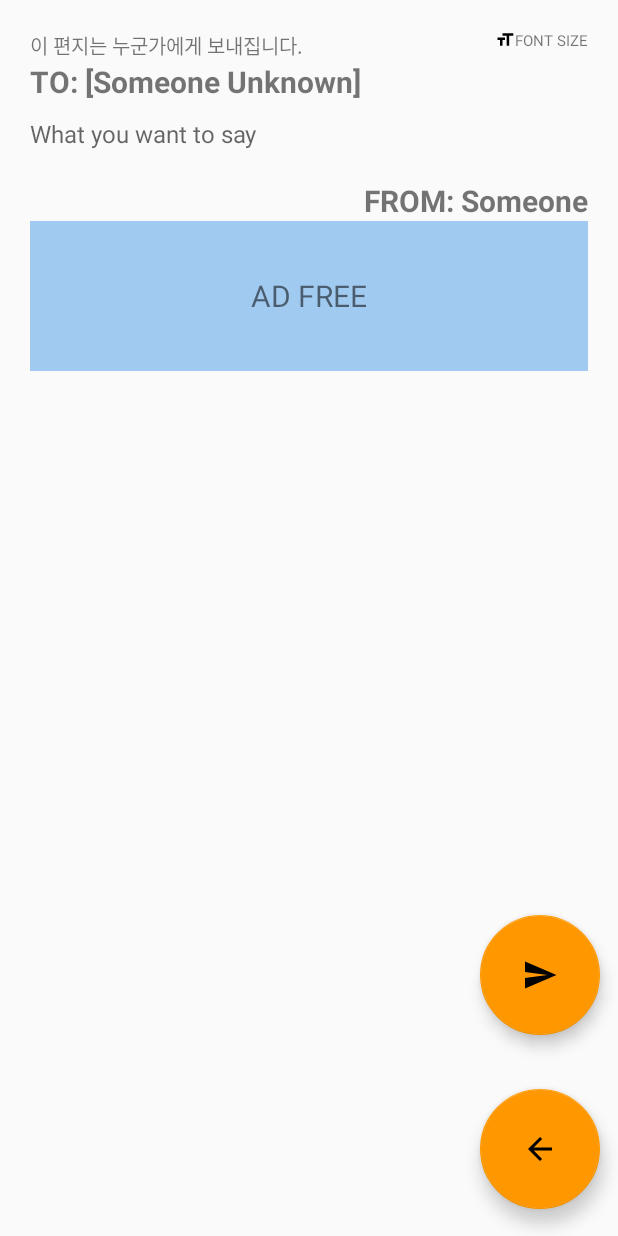
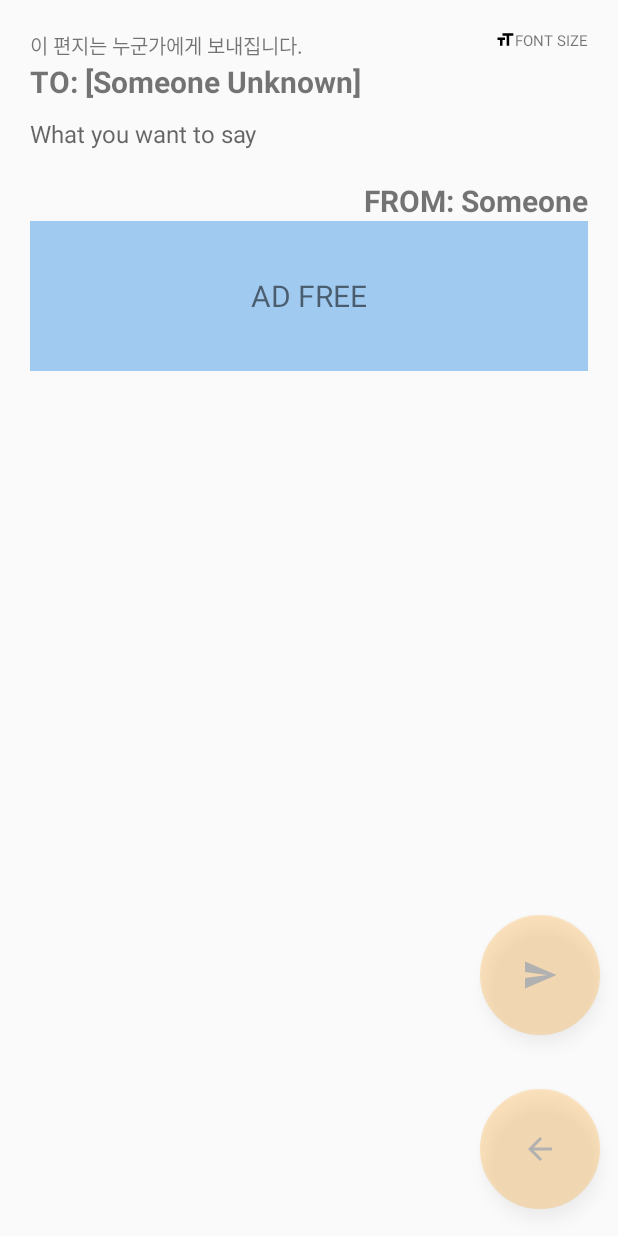
Before and after one commit to geniusojw/diary-android, an Android app: the LetterWriteActivity screen opened directly, with no data from a screen before it, on a phone screen of 412 x 824 dp. Run offline under Robolectric (Android 15) with nearby library versions, the phone set to English and light mode, and no system bars; our stand-ins replace Volley; network calls fail; pictures from the network do not load.

Commit message:
버튼 투명하게

```diff
--- a/app/src/main/java/org/jerrioh/diary/activity/main/AbstractDetailActivity.java
+++ b/app/src/main/java/org/jerrioh/diary/activity/main/AbstractDetailActivity.java
@@ -102,8 +102,24 @@ public abstract class AbstractDetailActivity extends AppCompatActivity {
         });
     }
 
+    protected void setUpTransparentFloatingButton(TextView contentText, List<FloatingActionButton> floatingButtons) {
+        contentText.setOnFocusChangeListener(new View.OnFocusChangeListener() {
+            @Override
+            public void onFocusChange(View v, boolean hasFocus) {
+                float alpha;
+                if (hasFocus) {
+                    alpha = 0.25f;
+                } else {
+                    alpha = 1.0f;
+                }
+                for (FloatingActionButton floatingButton : floatingButtons) {
+                    floatingButton.setAlpha(alpha);
+                }
+            }
+        });
+    }
+
     protected void setUpFontMusicButton(TextView contentText, View fontSizeView, TextView musicText) {
-
         // 글자 크기 조절을 위한 세팅
         this.contentText = contentText;
         fontSizeView.setOnClickListener(v -> {
@@ -126,10 +142,12 @@ public abstract class AbstractDetailActivity extends AppCompatActivity {
     }
 
     private void setContentFontSize() {
-        int fontSizeProgress = Integer.parseInt(PropertyUtil.getProperty(Property.Key.FONT_SIZE, this));
-        int fontSize = (fontSizeProgress * 2) + Property.Config.FONT_SIZE_OFFSET;
+        if (contentText != null) {
+            int fontSizeProgress = Integer.parseInt(PropertyUtil.getProperty(Property.Key.FONT_SIZE, this));
+            int fontSize = (fontSizeProgress * 2) + Property.Config.FONT_SIZE_OFFSET;
 
-        contentText.setTextSize(fontSize);
+            contentText.setTextSize(fontSize);
+        }
     }
 
     public void musicOn() {
--- a/app/src/main/java/org/jerrioh/diary/activity/main/LetterWriteActivity.java
+++ b/app/src/main/java/org/jerrioh/diary/activity/main/LetterWriteActivity.java
@@ -81,8 +81,9 @@ public class LetterWriteActivity extends AbstractDetailActivity {
 
         TextView adjustText = findViewById(R.id.text_view_detail_letter_font_size_adjust);
 
-        super.setUpSoftKeyboard(R.id.relative_layout_detail_letter_main, Arrays.asList(sendButton, backButton));
         super.setUpFontMusicButton(letterContent, adjustText, null);
+        super.setUpTransparentFloatingButton(letterContent, Arrays.asList(sendButton, backButton));
+//        super.setUpSoftKeyboard(R.id.relative_layout_detail_letter_main, Arrays.asList(sendButton, backButton));
     }
 
     private void setSpinnerAndSendButton(FloatingActionButton sendButton, String inputLetterId) {
@@ -95,6 +96,8 @@ public class LetterWriteActivity extends AbstractDetailActivity {
             if (letter.getStatus() != Letter.LetterStatus.REPLIED) {
                 letters.add(letter);
             }
+
+
         }
 
         selectPosition = letters.size();
```
Also changed, not shown: app/src/main/java/org/jerrioh/diary/activity/fragment/AbstractFragment.java (+14 -2 lines), app/src/main/java/org/jerrioh/diary/activity/main/DiaryWriteActivity.java (+7 -23 lines), app/src/main/java/org/jerrioh/diary/activity/pop/DiaryWriteStartPopActivity.java (+1 -9 lines).
